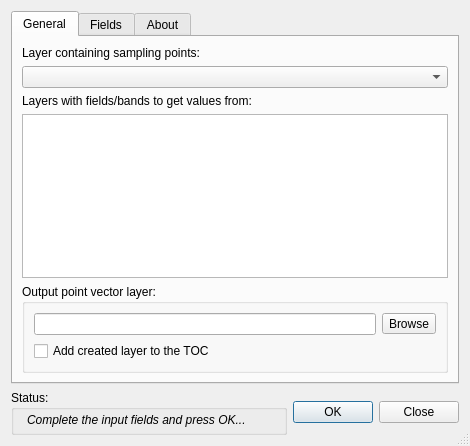
First picture: the form in pointSamplingToolUi.ui, repository borysiasty/pointsamplingtool, before the edit.
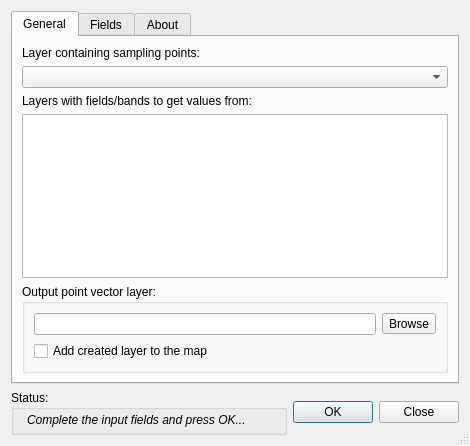
Second picture: the form after the edit. Icons and pictures are not drawn.

Commit message: Allow overwrite and append layers to existing files

The edit to the form file:
```diff
--- a/pointSamplingToolUi.ui
+++ b/pointSamplingToolUi.ui
@@ -116,7 +116,7 @@
           <item>
            <widget class="QCheckBox" name="addToToc">
             <property name="text">
-             <string>Add created layer to the TOC</string>
+             <string>Add created layer to the map</string>
             </property>
            </widget>
           </item>
```
Left out of the diff: 4 changed lines with no effect on the pictures. The commit also changes 2 other files.
